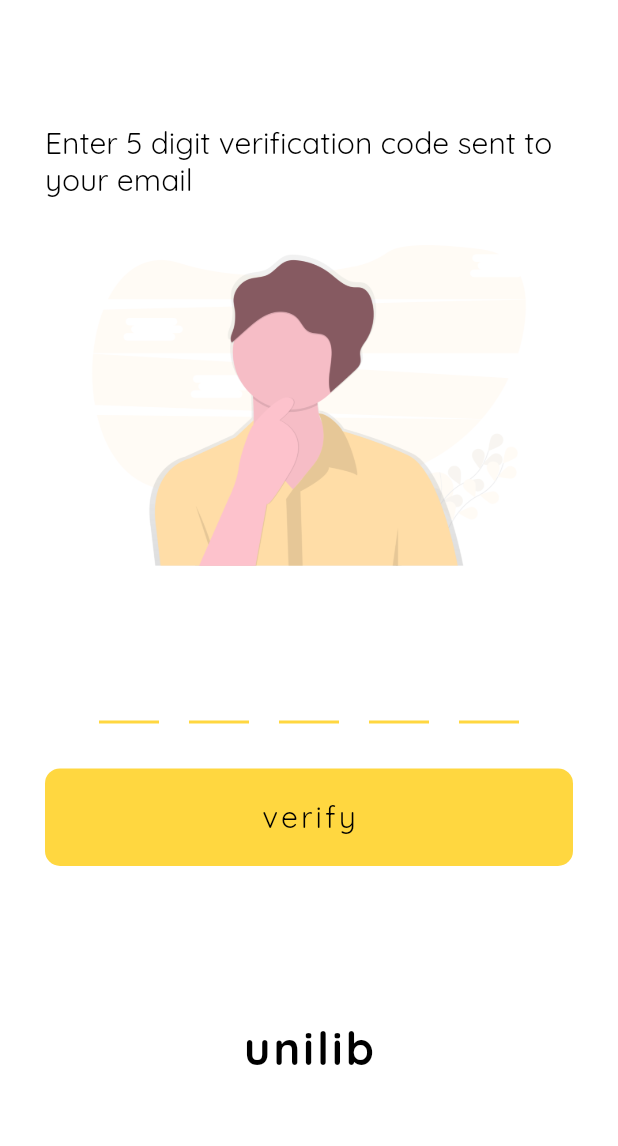
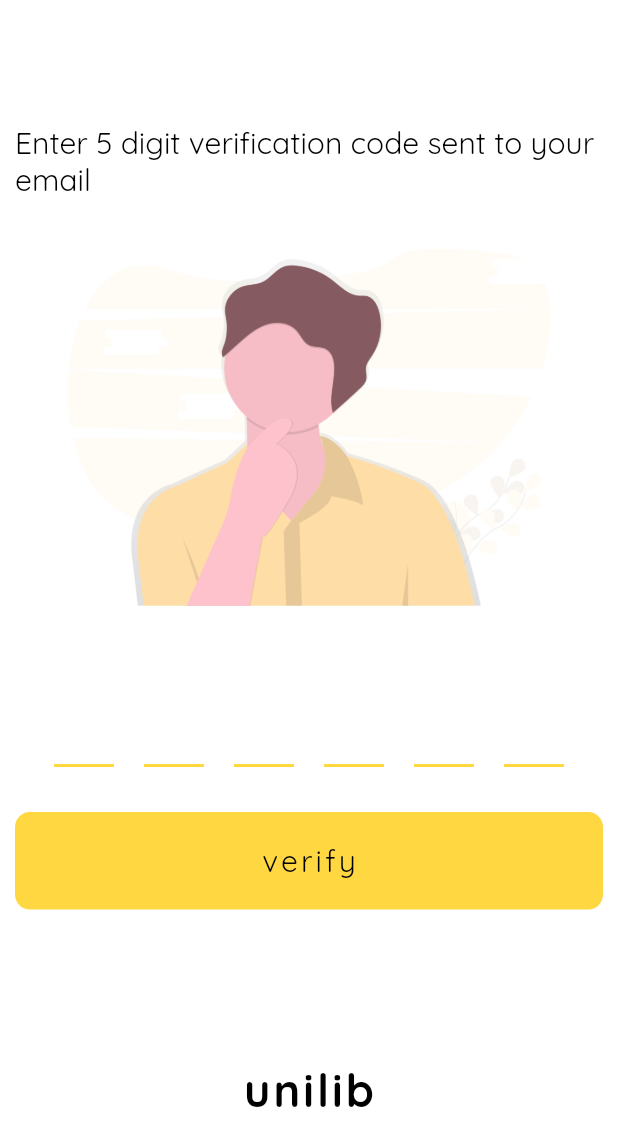
Before and after one commit to Ad450/library-App, a Flutter app: the EnterOTPScreen screen opened directly, on a phone screen of 412 x 824 dp. Shown: the top 1146 px of the screen. Run offline on Flutter 3.47's test engine with Material 2 defaults, Android fonts, the phone set to English and light mode, and no system bars; drawn by our look-alikes of flutter_otp_text_field; our stand-ins replace google_fonts, shared_preferences; accounts and stored records are empty.

```diff
--- a/lib/UI/EnterOTPScreen.dart
+++ b/lib/UI/EnterOTPScreen.dart
@@ -27,7 +27,7 @@ class _EnterOTPScreenState extends State<EnterOTPScreen> {
         backgroundColor: Colors.white,
         body: SingleChildScrollView(
           child: Container(
-            margin: EdgeInsets.only(left: 30, right: 30, top: _height / 10),
+            margin: EdgeInsets.only(left: 10, right: 10, top: _height / 10),
             child: Column(
               crossAxisAlignment: CrossAxisAlignment.center,
               children: <Widget>[
@@ -40,7 +40,7 @@ class _EnterOTPScreenState extends State<EnterOTPScreen> {
                   height: 10,
                 ),
                 Container(
-                  child: CustomTextForm(email:widget._email),
+                  child: CustomTextForm(email: widget._email),
                 )
               ],
             ),
--- a/lib/UI/verification.dart
+++ b/lib/UI/verification.dart
@@ -65,7 +65,7 @@ class _VerificationScreenState extends State<VerificationScreen> {
 
       await Auth.getVerification(_userMap, context);
 
-      _emailController.clear();
+      //   _emailController.clear();
       print("is validated");
 
       if (_provider.isVerified) {
--- a/lib/Widgets/CustomTextForm.dart
+++ b/lib/Widgets/CustomTextForm.dart
@@ -1,10 +1,11 @@
 import 'package:flutter/material.dart';
 import 'package:google_fonts/google_fonts.dart';
 import 'package:library_project/Authentication/auth.dart';
+import 'package:library_project/UI/GiveDetailScreen.dart';
 import 'package:library_project/Widgets/customButton.dart';
 
 import 'package:flutter_otp_text_field/flutter_otp_text_field.dart';
-import 'package:library_project/Widgets/profile.dart';
+
 import 'package:library_project/constants/constants.dart';
 import 'package:library_project/provider/stateProvider.dart';
 import 'package:provider/provider.dart';
@@ -94,19 +95,20 @@ class _CustomTextFormState extends State<CustomTextForm> {
       });
     }
     _stateProvider.changeOTPLoading(true);
+
     assert(widget._email != null);
     await Auth.otpVerification(widget._email!, code, context);
 
     if (_stateProvider.otpSuccesfull) {
-      Navigator.push(
-          context, MaterialPageRoute(builder: (context) => Profile()));
+      print("function got here");
+      Navigator.popAndPushNamed(context, GiveDetailsScreen.detailsUrl);
     } else {
       setState(() {
         errorText = _stateProvider.otpMessage;
       });
     }
-
-    print(code);
+    // print(widget._email);
+    // print(code);
   }
 
   @override
@@ -130,9 +132,10 @@ class _CustomTextFormState extends State<CustomTextForm> {
             : Text(""),
         SizedBox(height: 10),
         OtpTextField(
+          keyboardType: TextInputType.text,
           decoration: InputDecoration(
               fillColor: Colors.amberAccent, focusColor: Colors.amberAccent),
-          numberOfFields: 5,
+          numberOfFields: 6,
           borderColor: Colors.amberAccent,
           cursorColor: Colors.amberAccent,
           enabledBorderColor: Colors.amberAccent,
@@ -141,6 +144,7 @@ class _CustomTextFormState extends State<CustomTextForm> {
           onSubmit: (String code) {
             setState(() {
               otpCode = code;
+              code = "";
             });
           },
         ),
@@ -154,13 +158,16 @@ class _CustomTextFormState extends State<CustomTextForm> {
           padding: 6,
           onTap: () => _verifyOTP(otpCode, context),
         ),
+        SizedBox(
+          height: 10,
+        ),
         _stateProvider.otpLoading
             ? LinearProgressIndicator(
                 color: Colors.amberAccent,
               )
             : Container(),
         Container(
-          margin: EdgeInsets.only(top: _mediaHeight / 8),
+          margin: EdgeInsets.only(top: _mediaHeight / 9),
           child: Text(
             "unilib",
             style: GoogleFonts.quicksand(
```
Also changed, not shown: lib/Authentication/auth.dart (+26 -3 lines).
